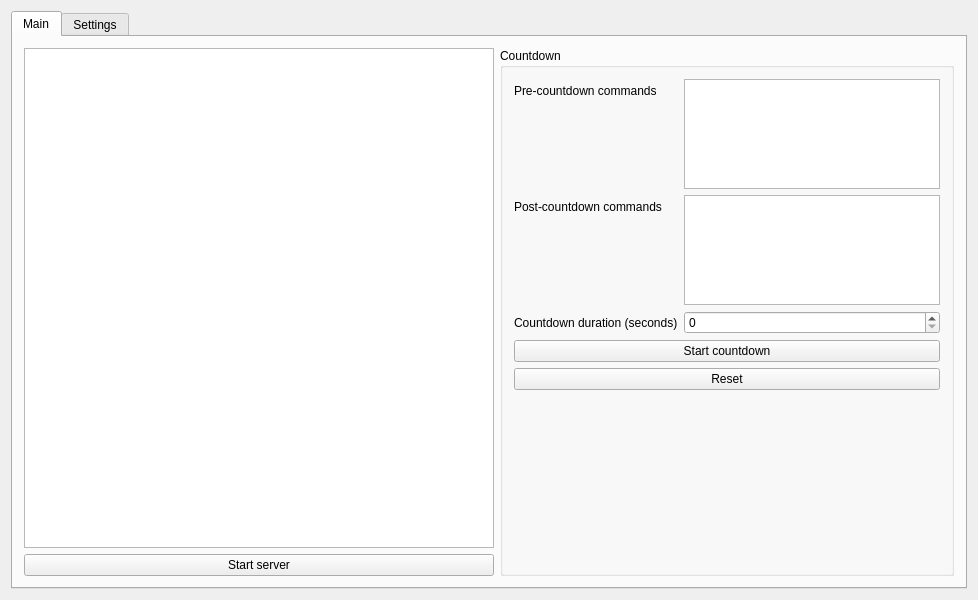
p2sr/GhostServer, file GhostServer/mainwindow.ui: the form before one commit.
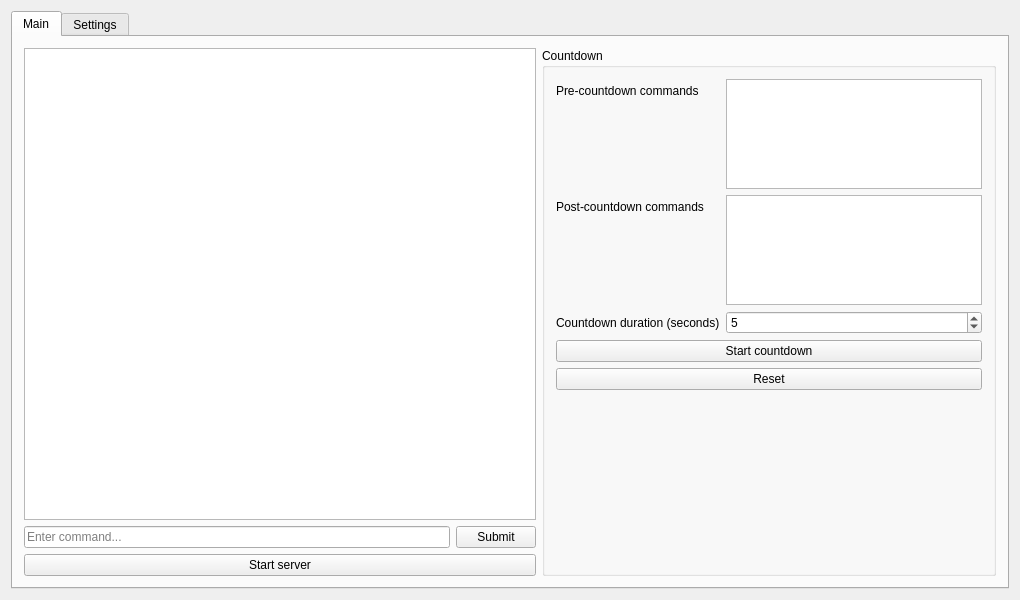
The form after the commit.

Patch:
```diff
--- a/GhostServer/mainwindow.ui
+++ b/GhostServer/mainwindow.ui
@@ -6,7 +6,7 @@
    <rect>
     <x>0</x>
     <y>0</y>
-    <width>978</width>
+    <width>1020</width>
     <height>600</height>
    </rect>
   </property>
@@ -38,7 +38,32 @@
             <number>0</number>
            </property>
            <item>
-            <widget class="QTextBrowser" name="textBrowser"/>
+            <widget class="QTextBrowser" name="textBrowser">
+             <property name="font">
+              <font>
+               <family>Monospace</family>
+               <pointsize>10</pointsize>
+              </font>
+             </property>
+            </widget>
+           </item>
+           <item>
+            <layout class="QHBoxLayout" name="commandInputLayout">
+             <item>
+              <widget class="QLineEdit" name="commandInput">
+               <property name="placeholderText">
+                <string>Enter command...</string>
+               </property>
+              </widget>
+             </item>
+             <item>
+              <widget class="QPushButton" name="submitCommandButton">
+               <property name="text">
+                <string>Submit</string>
+               </property>
+              </widget>
+             </item>
+            </layout>
            </item>
            <item>
             <widget class="QPushButton" name="serverButton">
@@ -124,7 +149,11 @@
              </widget>
             </item>
             <item row="2" column="1">
-             <widget class="QSpinBox" name="duration"/>
+             <widget class="QSpinBox" name="duration">
+              <property name="value">
+              <number>5</number>
+              </property>
+             </widget>
             </item>
             <item row="3" column="0" colspan="2">
              <widget class="QPushButton" name="startCountdown">
```
Left out of the diff: 6 changed lines with no effect on the pictures.
